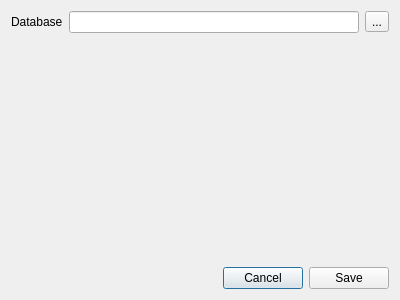
Before: the Qt Designer form src/preferences.ui in hobrasoft/simul6, drawn with Qt 5.
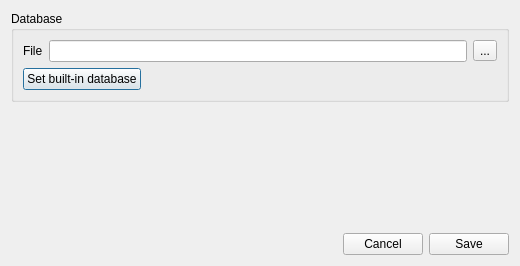
After: the same form once the commit is applied.

Commit message: Upravené nastavení databáze

```diff
--- a/src/preferences.ui
+++ b/src/preferences.ui
@@ -6,20 +6,26 @@
    <rect>
     <x>0</x>
     <y>0</y>
-    <width>400</width>
-    <height>300</height>
+    <width>520</width>
+    <height>266</height>
    </rect>
   </property>
   <property name="windowTitle">
    <string>Dialog</string>
   </property>
-  <layout class="QGridLayout" name="gridLayout">
+  <layout class="QGridLayout" name="gridLayout_2">
    <item row="0" column="0">
+    <widget class="QGroupBox" name="groupBox">
+     <property name="title">
+      <string>Database</string>
+     </property>
+     <layout class="QGridLayout" name="gridLayout">
+      <item row="0" column="0" colspan="2">
     <layout class="QHBoxLayout" name="horizontalLayout_2">
      <item>
       <widget class="QLabel" name="label">
        <property name="text">
-        <string>Database</string>
+           <string>File</string>
        </property>
       </widget>
      </item>
@@ -34,6 +40,29 @@
       </widget>
      </item>
     </layout>
+      </item>
+      <item row="1" column="0">
+       <widget class="QPushButton" name="f_set_builtin_db">
+        <property name="text">
+         <string>Set built-in database</string>
+        </property>
+       </widget>
+      </item>
+      <item row="1" column="1">
+       <spacer name="horizontalSpacer_2">
+        <property name="orientation">
+         <enum>Qt::Horizontal</enum>
+        </property>
+        <property name="sizeHint" stdset="0">
+         <size>
+          <width>325</width>
+          <height>20</height>
+         </size>
+        </property>
+       </spacer>
+      </item>
+     </layout>
+    </widget>
    </item>
    <item row="1" column="0">
     <spacer name="verticalSpacer">
```
Lines whose indentation alone changed are shown as unchanged. The commit also changes 2 other files.
